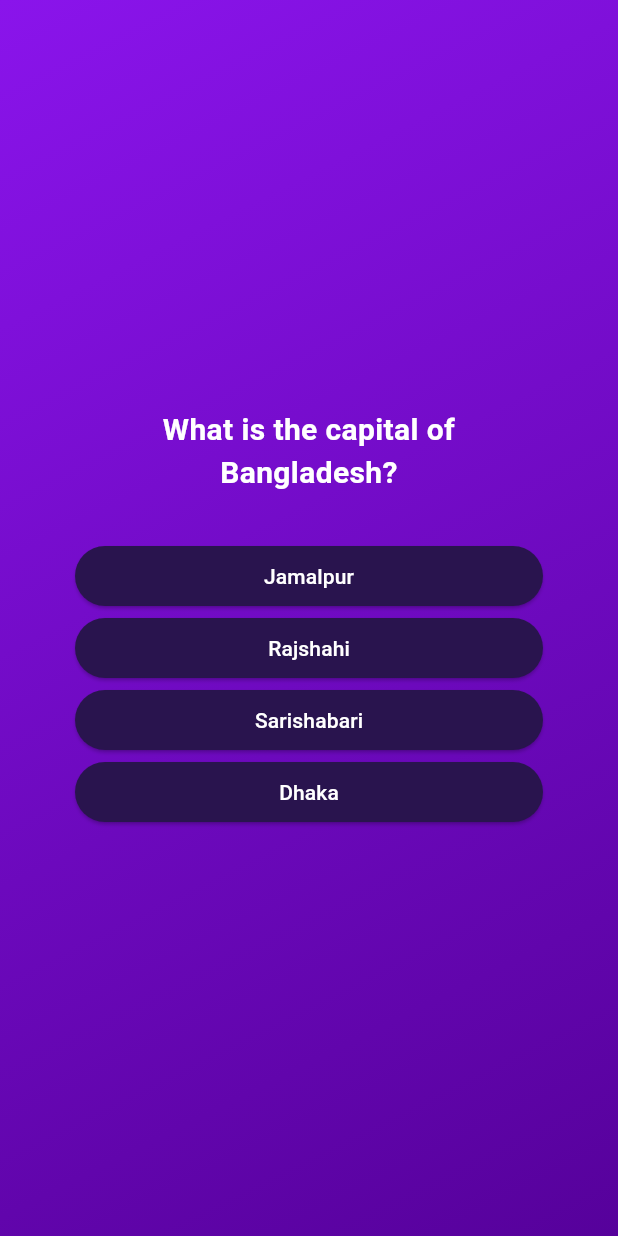
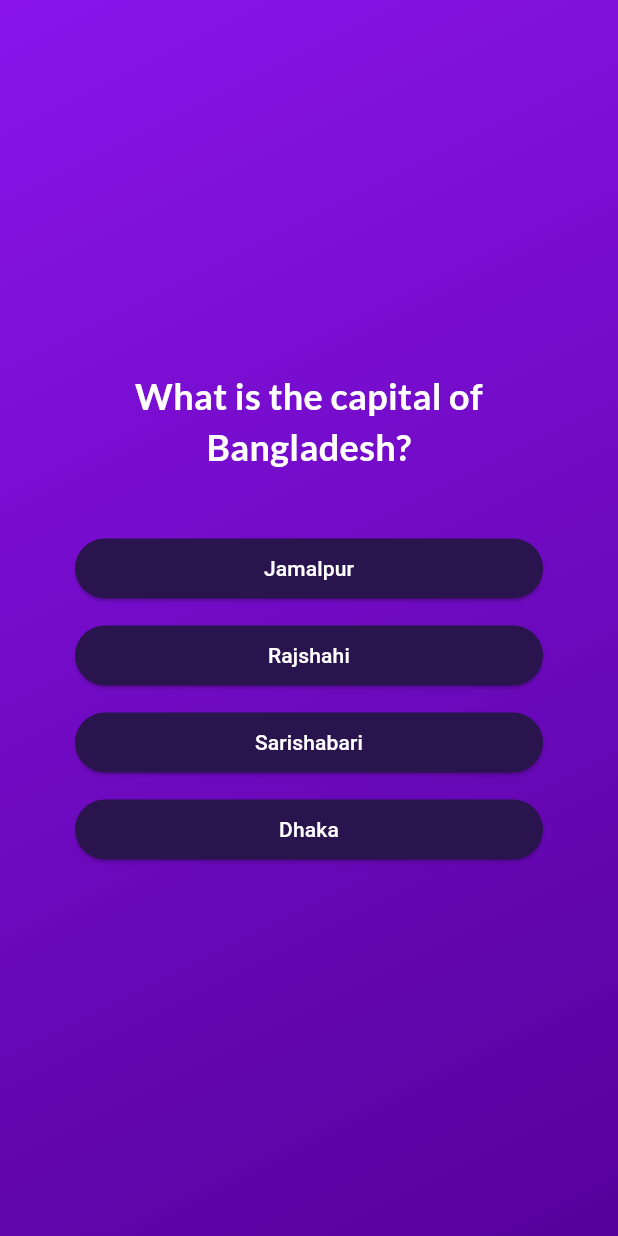
Before and after one commit to mashrufehsan/flutter-quiz-app, a Flutter app: the screen it shows after launch, after a tap on "Start Quiz", on a phone screen of 412 x 824 dp. Run offline on Flutter 3.47's test engine with Material 3 defaults, Android fonts, the phone set to English and light mode, and no system bars; our stand-ins replace google_fonts.

Commit message:
Added google fonts

```diff
--- a/lib/answer_button.dart
+++ b/lib/answer_button.dart
@@ -8,14 +8,17 @@ class AnswerButton extends StatelessWidget {
 
   @override
   Widget build(BuildContext context) {
-    return ElevatedButton(
-      onPressed: onTap,
-      style: ElevatedButton.styleFrom(
-        padding: const EdgeInsets.symmetric(vertical: 10, horizontal: 40,),
-        backgroundColor: const Color.fromARGB(255, 41, 20, 78),
-        foregroundColor: Colors.white,
+    return Container(
+      margin: const EdgeInsets.only(top: 10),
+      child: ElevatedButton(
+        onPressed: onTap,
+        style: ElevatedButton.styleFrom(
+          padding: const EdgeInsets.symmetric(vertical: 10, horizontal: 40,),
+          backgroundColor: const Color.fromARGB(255, 41, 20, 78),
+          foregroundColor: Colors.white,
+        ),
+        child: Text(answer, textAlign: TextAlign.center,),
       ),
-      child: Text(answer),
     );
   }
 }
--- a/lib/questions_screen.dart
+++ b/lib/questions_screen.dart
@@ -1,6 +1,7 @@
 import 'package:flutter/material.dart';
 import 'package:quiz_app/answer_button.dart';
 import 'package:quiz_app/data/questions.dart';
+import 'package:google_fonts/google_fonts.dart';
 
 class QuestionsScreen extends StatefulWidget {
   const QuestionsScreen({super.key});
@@ -36,10 +37,10 @@ class _QuestionsScreenState extends State<QuestionsScreen> {
           children: [
             Text(
               currentQuestion.text,
-              style: const TextStyle(
+              style: GoogleFonts.lato(
                 color: Colors.white,
-                fontSize: 20,
-                fontWeight: FontWeight.bold,
+                fontSize: 24,
+                fontWeight: FontWeight.bold
               ),
               textAlign: TextAlign.center,
             ),
--- a/pubspec.yaml
+++ b/pubspec.yaml
@@ -35,6 +35,7 @@ dependencies:
   # The following adds the Cupertino Icons font to your application.
   # Use with the CupertinoIcons class for iOS style icons.
   cupertino_icons: ^1.0.6
+  google_fonts: ^6.2.1
 
 dev_dependencies:
   flutter_test:
```
Also changed, not shown: pubspec.lock, 1 other file.
